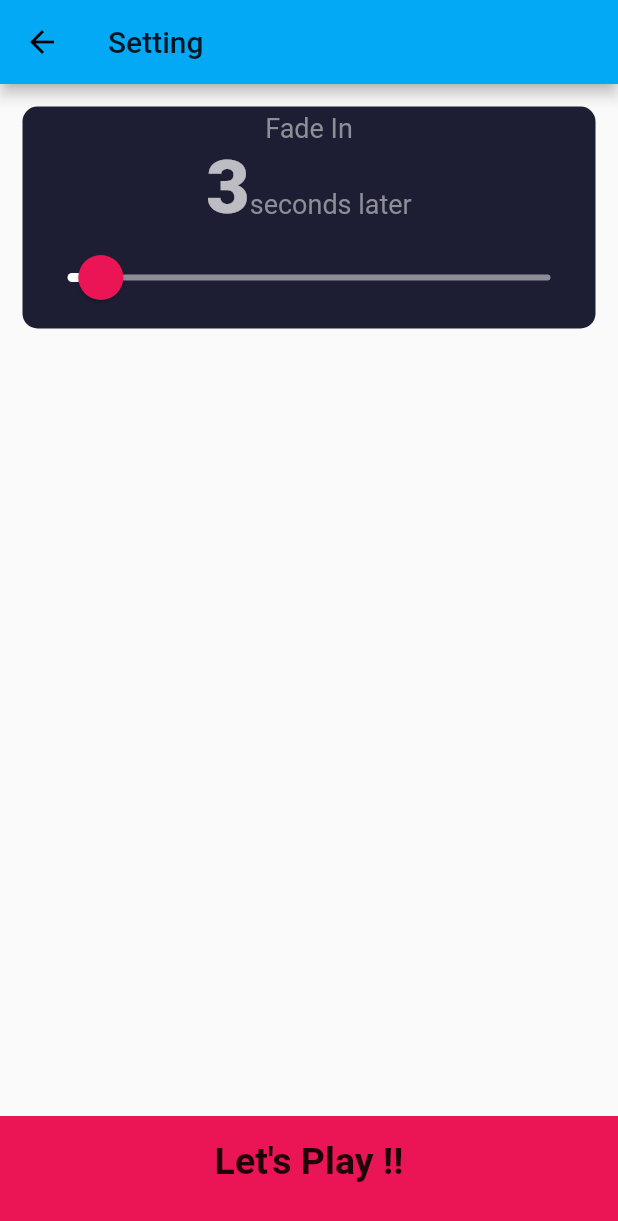
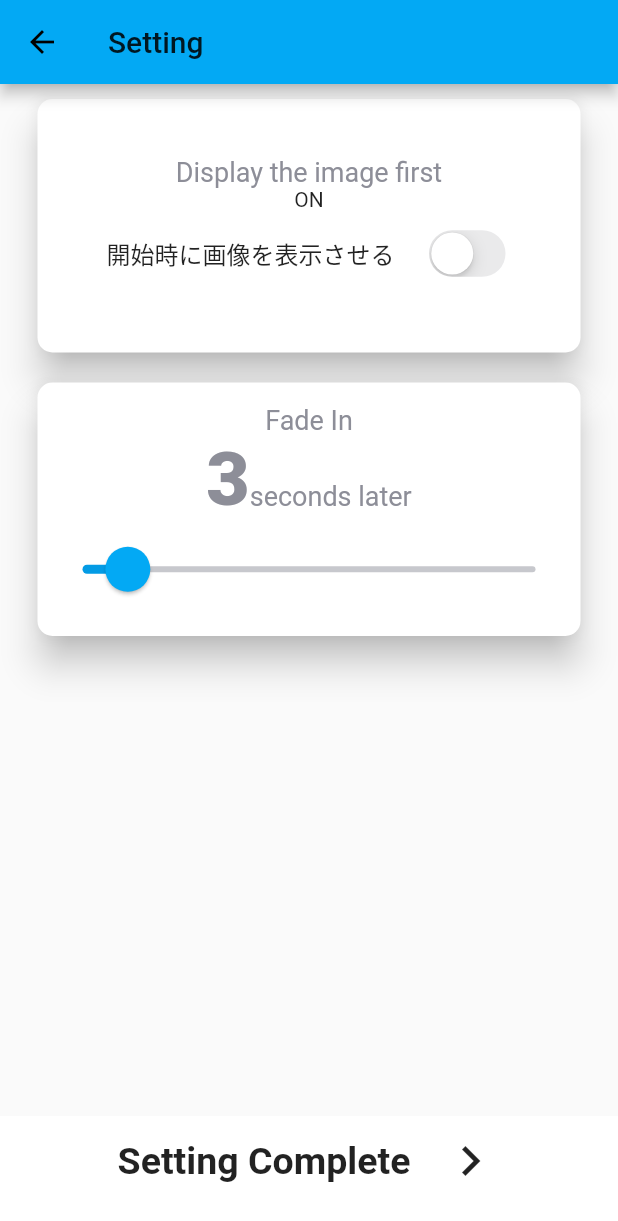
Before and after one commit to 3balljugglerYu/magic_app, a Flutter app: the SettingPage screen opened directly, on a phone screen of 412 x 824 dp. Shown: the top 1221 px of the screen. Run offline on Flutter 3.47's test engine with Material 2 defaults, Android fonts, the phone set to English and light mode, and no system bars; our stand-ins replace vibration.

Commit message:
edit_settingPage

```diff
--- a/lib/components/bottom_button.dart
+++ b/lib/components/bottom_button.dart
@@ -12,11 +12,19 @@ class BottomButton extends StatelessWidget {
     return GestureDetector(
       onTap: onTap,
       child: Container(
-        child: Center(
-          child: Text(
-            buttonTitle,
-            style: kLargeButtonTextStyle,
-          ),
+        child: Row(
+          mainAxisAlignment: MainAxisAlignment.center,
+          children: [
+            Text(
+              buttonTitle,
+              style: kLargeButtonTextStyle,
+            ),
+            SizedBox(width: 20.0),
+            Icon(
+              Icons.chevron_right,
+              size: 40.0,
+            ),
+          ],
         ),
         color: kBottomContainerColour,
         margin: EdgeInsets.only(top: 10.0),
--- a/lib/components/constants.dart
+++ b/lib/components/constants.dart
@@ -1,9 +1,9 @@
 import 'package:flutter/material.dart';
 
 const kBottomContainerHeight = 80.0;
-const kActiveCardColour = Color(0xFF1D1E33);
+const kActiveCardColour = Colors.white;
 const kInactiveCardColour = Color(0xFF111328);
-const kBottomContainerColour = Color(0xFFEB1555);
+const kBottomContainerColour = Colors.white;
 
 const kLabelTextStyle = TextStyle(
   fontSize: 18.0,
@@ -13,7 +13,7 @@ const kLabelTextStyle = TextStyle(
 const kNumberTextStyle =  TextStyle(
   fontSize: 50.0,
   fontWeight: FontWeight.w900,
-  color: Colors.white70,
+  color: Color(0xFF8D8E98),
 );
 
 const kLargeButtonTextStyle = TextStyle(
--- a/lib/components/setting_page.dart
+++ b/lib/components/setting_page.dart
@@ -3,6 +3,8 @@ import 'bottom_button.dart';
 import 'constants.dart';
 import 'reusable_card.dart';
 import 'package:magic_app/screens/card_appearance.dart';
+import 'package:flutter/cupertino.dart';
+
 
 class SettingPage extends StatefulWidget {
   @override
@@ -11,6 +13,7 @@ class SettingPage extends StatefulWidget {
 
 class _SettingPage extends State<SettingPage> {
   int secondsLater = 3;
+  bool _imageDisplay = false;
 
   @override
   Widget build(BuildContext context) {
@@ -18,13 +21,58 @@ class _SettingPage extends State<SettingPage> {
       appBar: AppBar(
         title: Text('Setting'),
       ),
-      body: Column(
+      body: Container(
+        width: double.infinity,
+        child: Column(
           crossAxisAlignment: CrossAxisAlignment.stretch,
           children: [
             Expanded(
-            child: ReusableCard(
-              colour: kActiveCardColour,
-              cardChild: Column(
+              child: Card(
+                shadowColor: Color.fromRGBO(0, 0, 0, 1.0),
+                shape: RoundedRectangleBorder(
+                    borderRadius: BorderRadius.circular(10.0)),
+                elevation: 10.0,
+                margin: EdgeInsets.symmetric(vertical: 10.0, horizontal: 25.0),
+                child: Column(
+                  mainAxisAlignment: MainAxisAlignment.center,
+                  children: [
+                    Text(
+                      'Display the image first',
+                      style: kLabelTextStyle,
+                    ),
+                    Row(
+                      mainAxisAlignment: MainAxisAlignment.center,
+                      crossAxisAlignment: CrossAxisAlignment.baseline,
+                      textBaseline: TextBaseline.alphabetic,
+                      children: [
+                        Text('ON'),
+                      ],
+                    ),
+                    MergeSemantics(
+                      child: Container(
+                        padding: EdgeInsets.symmetric(horizontal: 30.0),
+                        child: ListTile(
+                          title: Text('開始時に画像を表示させる'),
+                          trailing: CupertinoSwitch(
+                            value: _imageDisplay,
+                            onChanged: (bool value) { setState(() { _imageDisplay = value; }); },
+                          ),
+                          onTap: () { setState(() { _imageDisplay = !_imageDisplay; }); },
+                        ),
+                      ),
+                    )
+                  ],
+                ),
+              ),
+            ),
+            Expanded(
+              child: Card(
+                shadowColor: Color.fromRGBO(0, 0, 0, 1.0),
+                shape: RoundedRectangleBorder(
+                    borderRadius: BorderRadius.circular(10.0)),
+                elevation: 10.0,
+                margin: EdgeInsets.symmetric(vertical: 10.0, horizontal: 25.0),
+                child: Column(
                   mainAxisAlignment: MainAxisAlignment.center,
                   children: [
                     Text(
@@ -48,10 +96,10 @@ class _SettingPage extends State<SettingPage> {
                     ),
                     SliderTheme(
                       data: SliderTheme.of(context).copyWith(
-                      inactiveTrackColor: Color(0xFF8D8E98),
-                      activeTrackColor: Colors.white,
-                      thumbColor: Color(0xFFEB1555),
-                      overlayColor: Color(0x1fEB1555),
+                        inactiveTrackColor: Color(0x7D8D8E98),
+                        activeTrackColor: Colors.lightBlue.shade600,
+                        thumbColor: Colors.lightBlue,
+                        overlayColor: Color(0x7Db3e5fc),
                         thumbShape:
                             RoundSliderThumbShape(enabledThumbRadius: 15.0),
                         overlayShape:
@@ -59,12 +107,11 @@ class _SettingPage extends State<SettingPage> {
                       ),
                       child: Slider(
                         value: secondsLater.toDouble(),
-                      min: 1.0,
+                        min: 0.0,
                         max: 30.0,
                         onChanged: (double newValue) {
                           setState(() {
                             secondsLater = newValue.round();
-                          // print(secondsLater);
                           });
                         },
                       ),
@@ -74,18 +121,17 @@ class _SettingPage extends State<SettingPage> {
               ),
             ),
             SizedBox(
-            height: 500.0,
+              height: 300.0,
             ),
             BottomButton(
-            buttonTitle: 'Let\'s Play !!',
+              buttonTitle: 'Setting Complete',
               onTap: () {
-              print(secondsLater);
-              // int setSecondsLater = secondsLater;
                 Navigator.push(
                   context,
                   MaterialPageRoute(
                     builder: (context) => CardAppearance(
                       resultSecondsLater: secondsLater,
+                      resultImageDisplay: _imageDisplay,
                     ),
                   ),
                 );
@@ -94,6 +140,7 @@ class _SettingPage extends State<SettingPage> {
             ),
           ],
         ),
+      ),
     );
   }
 }
```
Also changed, not shown: lib/screens/card_appearance.dart (+30 -18 lines). Lines whose indentation alone changed are shown as unchanged.
